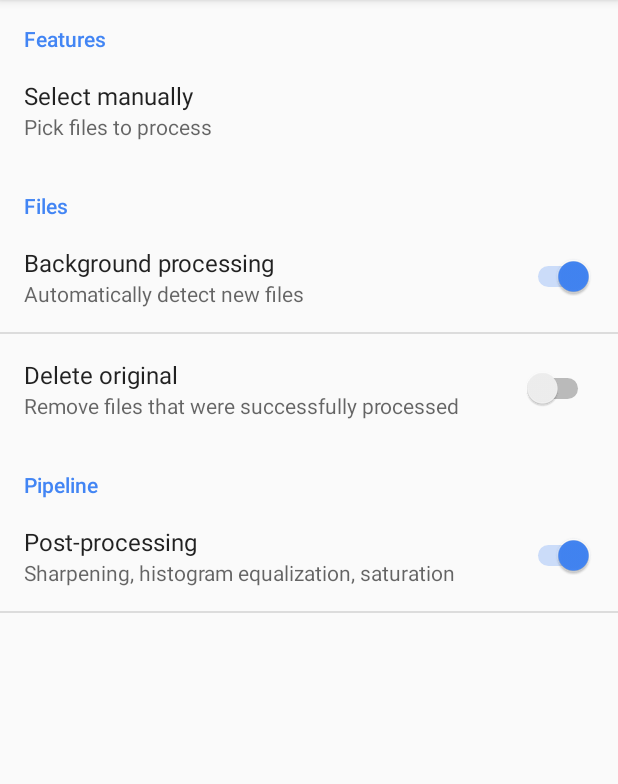
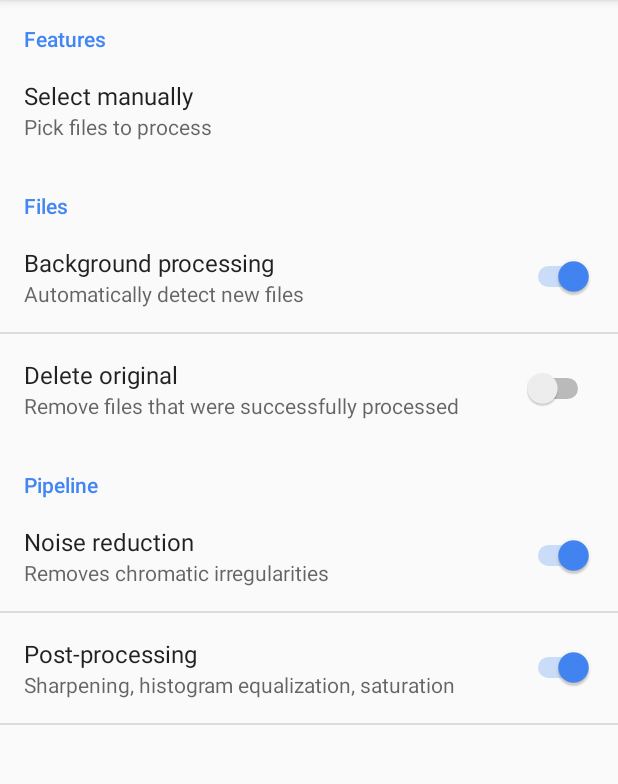
Before and after one commit to amirzaidi/DNGProcessor, an Android app: the screen it shows after launch (MainActivity), on a phone screen of 412 x 824 dp, the part 84-868 px from its top. Run offline under Robolectric (Android 15) with nearby library versions, the phone set to English and light mode, and no system bars.

Commit message:
Make noise reduction optional

```diff
--- a/app/src/main/java/amirz/dngprocessor/Settings.java
+++ b/app/src/main/java/amirz/dngprocessor/Settings.java
@@ -8,6 +8,7 @@ public class Settings {
     private static final String PREF_MANUAL_SELECT = "pref_manual_select";
     private static final String PREF_BACKGROUND_PROCESS = "pref_background_process";
     private static final String PREF_DELETE_ORIGINAL = "pref_delete_original";
+    private static final String PREF_NOISE_REDUCE = "pref_noise_reduce";
     private static final String PREF_POST_PROCESS = "pref_post_process";
 
     public static class Fragment extends PreferenceFragment {
@@ -33,6 +34,10 @@ public class Settings {
         return Utilities.prefs(context).getBoolean(PREF_DELETE_ORIGINAL, false);
     }
 
+    public static boolean noiseReduce(Context context) {
+        return Utilities.prefs(context).getBoolean(PREF_NOISE_REDUCE, true);
+    }
+
     public static boolean postProcess(Context context) {
         return Utilities.prefs(context).getBoolean(PREF_POST_PROCESS, true);
     }
--- a/app/src/main/java/amirz/dngprocessor/gl/GLProgram.java
+++ b/app/src/main/java/amirz/dngprocessor/gl/GLProgram.java
@@ -199,6 +199,11 @@ public class GLProgram {
                 1, true, proPhotoToSRGB, 0);
     }
 
+    public void setDenoiseRadius(int maxRadiusDenoise) {
+        glUniform1i(glGetUniformLocation(mProgramIntermediateToSRGB, "maxRadiusDenoise"),
+                maxRadiusDenoise);
+    }
+
     public void setSharpenFactor(float sharpenFactor) {
         glUniform1f(glGetUniformLocation(mProgramIntermediateToSRGB, "sharpenFactor"),
                 sharpenFactor);
--- a/app/src/main/java/amirz/dngprocessor/gl/RawConverter.java
+++ b/app/src/main/java/amirz/dngprocessor/gl/RawConverter.java
@@ -223,10 +223,11 @@ public class RawConverter {
         square.setNeutralPoint(sensor.neutralColorPoint);
         square.setTransforms1(sensorToXYZ);
 
-        square.draw1(process.histCurve);
+        square.draw1(process.histFactor > 0.f);
 
         square.setToneMapCoeffs(CUSTOM_ACR3_TONEMAP_CURVE_COEFFS);
         square.setTransforms2(XYZtoProPhoto, proPhotoToSRGB);
+        square.setDenoiseRadius(process.denoiseRadius);
         square.setSharpenFactor(process.sharpenFactor);
         square.setSaturationCurve(process.saturationCurve);
         square.setHistoFactor(process.histFactor);
--- a/app/src/main/java/amirz/dngprocessor/params/ProcessParams.java
+++ b/app/src/main/java/amirz/dngprocessor/params/ProcessParams.java
@@ -1,8 +1,8 @@
 package amirz.dngprocessor.params;
 
 public class ProcessParams {
+    public int denoiseRadius = 0;
     public float sharpenFactor = 0.f;
     public float[] saturationCurve = { 1.f, 0.f };
     public float histFactor = 0.f;
-    public boolean histCurve = false;
 }
--- a/app/src/main/java/amirz/dngprocessor/parser/DngParser.java
+++ b/app/src/main/java/amirz/dngprocessor/parser/DngParser.java
@@ -116,15 +116,16 @@ public class DngParser {
         Bitmap argbOutput = Bitmap.createBitmap(defaultCropSize[0], defaultCropSize[1], Bitmap.Config.ARGB_8888);
 
         ProcessParams process = new ProcessParams();
+        if (Settings.noiseReduce(mContext)) {
+            process.denoiseRadius = 150;
+        }
         if (Settings.postProcess(mContext)) {
             DeviceMap.Device device = DeviceMap.get(model);
             device.neutralPointCorrection(tags, sensor.neutralColorPoint);
 
             process.sharpenFactor = device.sharpenFactor(tags);
             process.histFactor = device.histFactor(tags);
-
             process.saturationCurve = new float[] { 1.75f, 1f };
-            process.histCurve = true;
         }
 
         NotifHandler.progress(mContext, STEPS, STEP_PROCESS);
--- a/app/src/main/res/values/strings.xml
+++ b/app/src/main/res/values/strings.xml
@@ -12,6 +12,8 @@
     <string name="pref_delete_original_desc">Remove files that were successfully processed</string>
 
     <string name="category_pipeline">Pipeline</string>
+    <string name="pref_noise_reduce_title">Noise reduction</string>
+    <string name="pref_noise_reduce_desc">Removes chromatic irregularities</string>
     <string name="pref_post_process_title">Post-processing</string>
     <string name="pref_post_process_desc">Sharpening, histogram equalization, saturation</string>
 </resources>
--- a/app/src/main/res/xml/preferences.xml
+++ b/app/src/main/res/xml/preferences.xml
@@ -29,6 +29,12 @@
     <PreferenceCategory android:title="@string/category_pipeline">
 
         <SwitchPreference
+            android:key="pref_noise_reduce"
+            android:title="@string/pref_noise_reduce_title"
+            android:summary="@string/pref_noise_reduce_desc"
+            android:defaultValue="true" />
+
+        <SwitchPreference
             android:key="pref_post_process"
             android:title="@string/pref_post_process_title"
             android:summary="@string/pref_post_process_desc"
```
Also changed, not shown: 1 other file.
